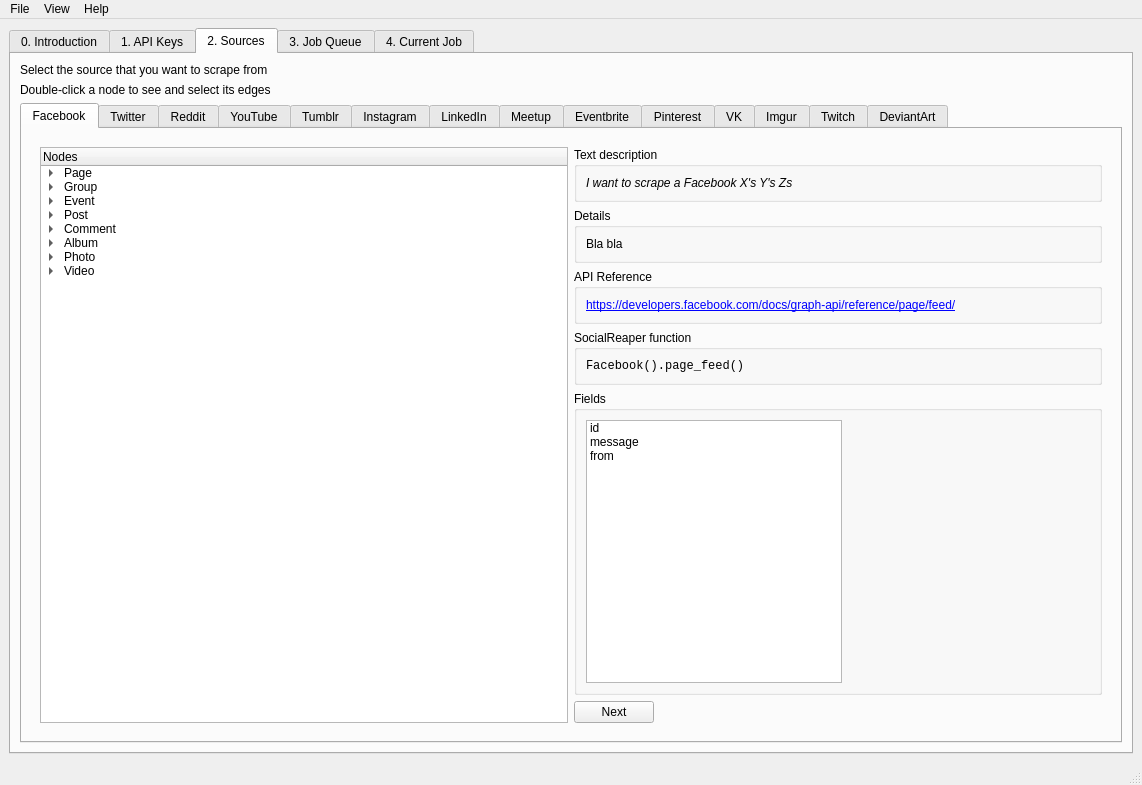
Qt form ui/mainwindow.ui (ScriptSmith/reaper) before a commit.
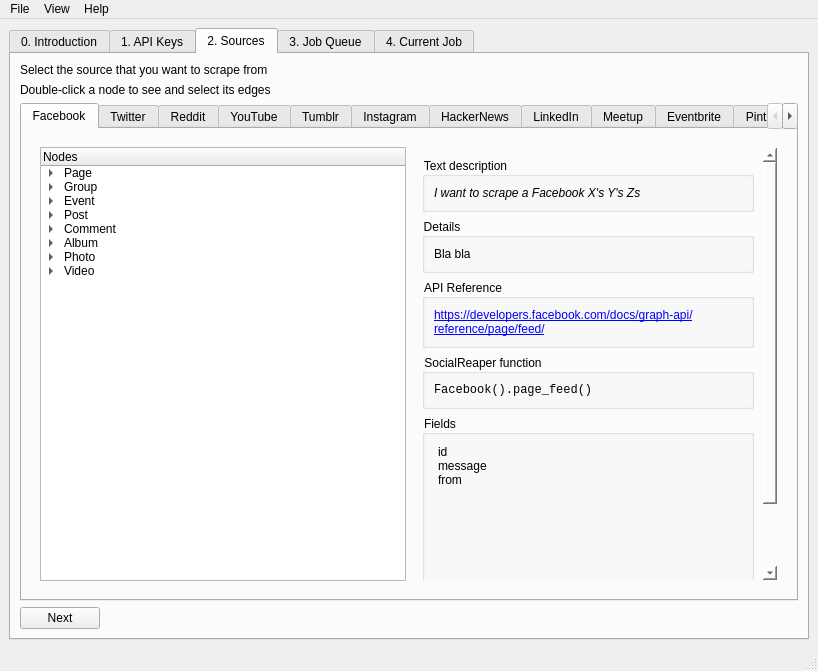
The same form after that commit. The open tabs and pages were chosen to show the change. Icons and pictures are not drawn.

Patch:
```diff
--- a/ui/mainwindow.ui
+++ b/ui/mainwindow.ui
@@ -6,8 +6,8 @@
    <rect>
     <x>0</x>
     <y>0</y>
-    <width>1142</width>
-    <height>785</height>
+    <width>818</width>
+    <height>671</height>
    </rect>
   </property>
   <property name="sizePolicy">
@@ -1983,7 +1983,50 @@
                    </widget>
                   </item>
                   <item>
-                   <layout class="QFormLayout" name="formLayout_9">
+                   <widget class="QScrollArea" name="scrollArea_2">
+                    <property name="styleSheet">
+                     <string notr="true">background: transparent;</string>
+                    </property>
+                    <property name="widgetResizable">
+                     <bool>true</bool>
+                    </property>
+                    <widget class="QWidget" name="scrollAreaWidgetContents_2">
+                     <property name="geometry">
+                      <rect>
+                       <x>0</x>
+                       <y>0</y>
+                       <width>345</width>
+                       <height>540</height>
+                      </rect>
+                     </property>
+                     <property name="styleSheet">
+                      <string notr="true">background-color: transparent;</string>
+                     </property>
+                     <layout class="QFormLayout" name="formLayout_8">
+                      <item row="0" column="0" colspan="2">
+                       <widget class="QGroupBox" name="groupBox_8">
+                        <property name="title">
+                         <string>Text description</string>
+                        </property>
+                        <layout class="QFormLayout" name="formLayout_11">
+                         <item row="0" column="0" colspan="2">
+                          <widget class="QLabel" name="label_16">
+                           <property name="font">
+                            <font>
+                             <italic>true</italic>
+                            </font>
+                           </property>
+                           <property name="text">
+                            <string>I want to scrape a Facebook X's Y's Zs</string>
+                           </property>
+                           <property name="wordWrap">
+                            <bool>true</bool>
+                           </property>
+                          </widget>
+                         </item>
+                        </layout>
+                       </widget>
+                      </item>
                     <item row="1" column="0" colspan="2">
                      <widget class="QGroupBox" name="groupBox_7">
                       <property name="title">
@@ -2001,15 +2044,6 @@
                         </widget>
                        </item>
                       </layout>
-                      <zorder>label_37</zorder>
-                      <zorder>pushButton_21</zorder>
-                     </widget>
-                    </item>
-                    <item row="5" column="0">
-                     <widget class="QPushButton" name="fb_next">
-                      <property name="text">
-                       <string>Next</string>
-                      </property>
                      </widget>
                     </item>
                     <item row="2" column="0" colspan="2">
@@ -2040,27 +2074,6 @@
                       </layout>
                      </widget>
                     </item>
-                    <item row="0" column="0" colspan="2">
-                     <widget class="QGroupBox" name="groupBox_8">
-                      <property name="title">
-                       <string>Text description</string>
-                      </property>
-                      <layout class="QFormLayout" name="formLayout_11">
-                       <item row="0" column="0">
-                        <widget class="QLabel" name="label_16">
-                         <property name="font">
-                          <font>
-                           <italic>true</italic>
-                          </font>
-                         </property>
-                         <property name="text">
-                          <string>I want to scrape a Facebook X's Y's Zs</string>
-                         </property>
-                        </widget>
-                       </item>
-                      </layout>
-                     </widget>
-                    </item>
                     <item row="3" column="0" colspan="2">
                      <widget class="QGroupBox" name="groupBox_10">
                       <property name="title">
@@ -2087,8 +2100,8 @@
                       <property name="title">
                        <string>Fields</string>
                       </property>
-                      <layout class="QFormLayout" name="formLayout_14">
-                       <item row="0" column="0">
+                        <layout class="QVBoxLayout" name="verticalLayout_12">
+                         <item>
                         <widget class="QListWidget" name="listWidget">
                          <property name="selectionMode">
                           <enum>QAbstractItemView::NoSelection</enum>
@@ -2114,6 +2127,11 @@
                      </widget>
                     </item>
                    </layout>
+                    </widget>
+                   </widget>
+                  </item>
+                  <item>
+                   <layout class="QFormLayout" name="formLayout_9"/>
                   </item>
                  </layout>
                 </item>
@@ -2258,6 +2276,11 @@
             </item>
            </layout>
           </widget>
+          <widget class="QWidget" name="tab_20">
+           <attribute name="title">
+            <string>HackerNews</string>
+           </attribute>
+          </widget>
           <widget class="QWidget" name="tab_11">
            <attribute name="title">
             <string>LinkedIn</string>
@@ -2300,6 +2323,30 @@
           </widget>
          </widget>
         </item>
+        <item>
+         <layout class="QHBoxLayout" name="horizontalLayout_14">
+          <item>
+           <widget class="QPushButton" name="pushButton_12">
+            <property name="text">
+             <string>Next</string>
+            </property>
+           </widget>
+          </item>
+          <item>
+           <spacer name="horizontalSpacer_7">
+            <property name="orientation">
+             <enum>Qt::Horizontal</enum>
+            </property>
+            <property name="sizeHint" stdset="0">
+             <size>
+              <width>40</width>
+              <height>20</height>
+             </size>
+            </property>
+           </spacer>
+          </item>
+         </layout>
+        </item>
        </layout>
       </widget>
       <widget class="QWidget" name="tab_3">
@@ -2596,7 +2643,7 @@
     <rect>
      <x>0</x>
      <y>0</y>
-     <width>1142</width>
+     <width>818</width>
      <height>22</height>
     </rect>
    </property>
```
Left out of the diff: 69 changed lines with no effect on the pictures. Lines whose indentation alone changed are shown as unchanged.
